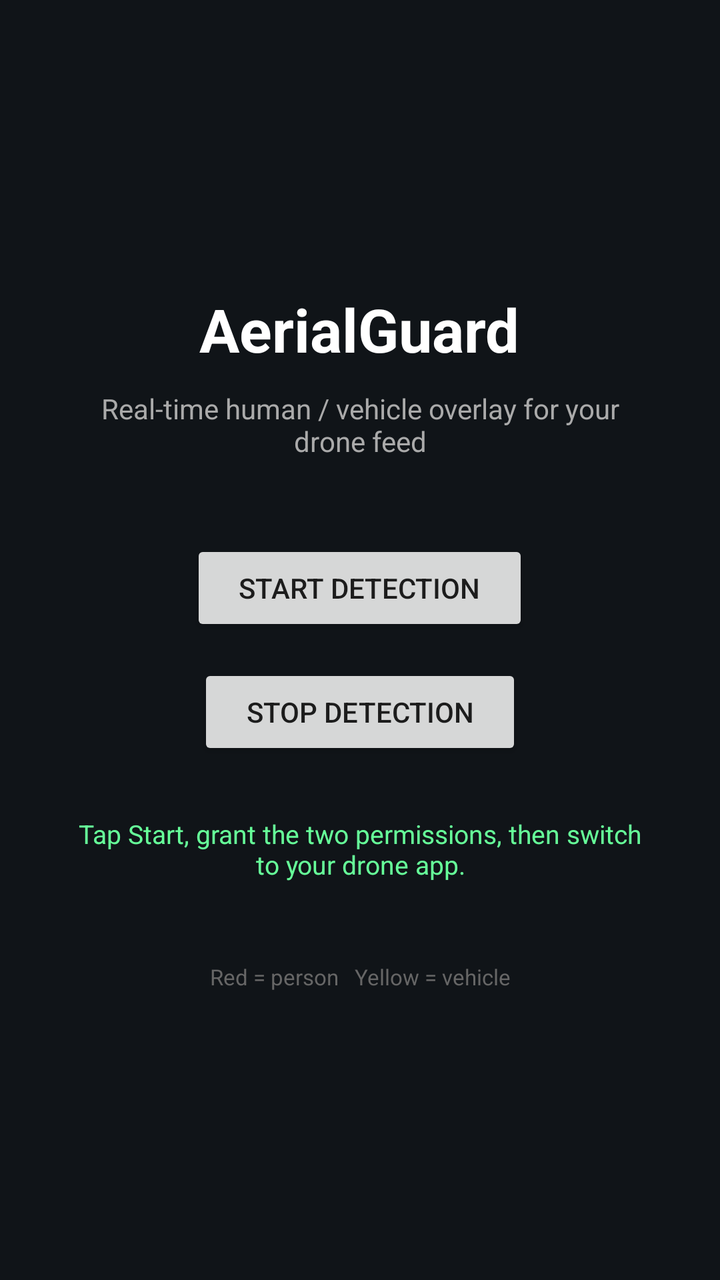
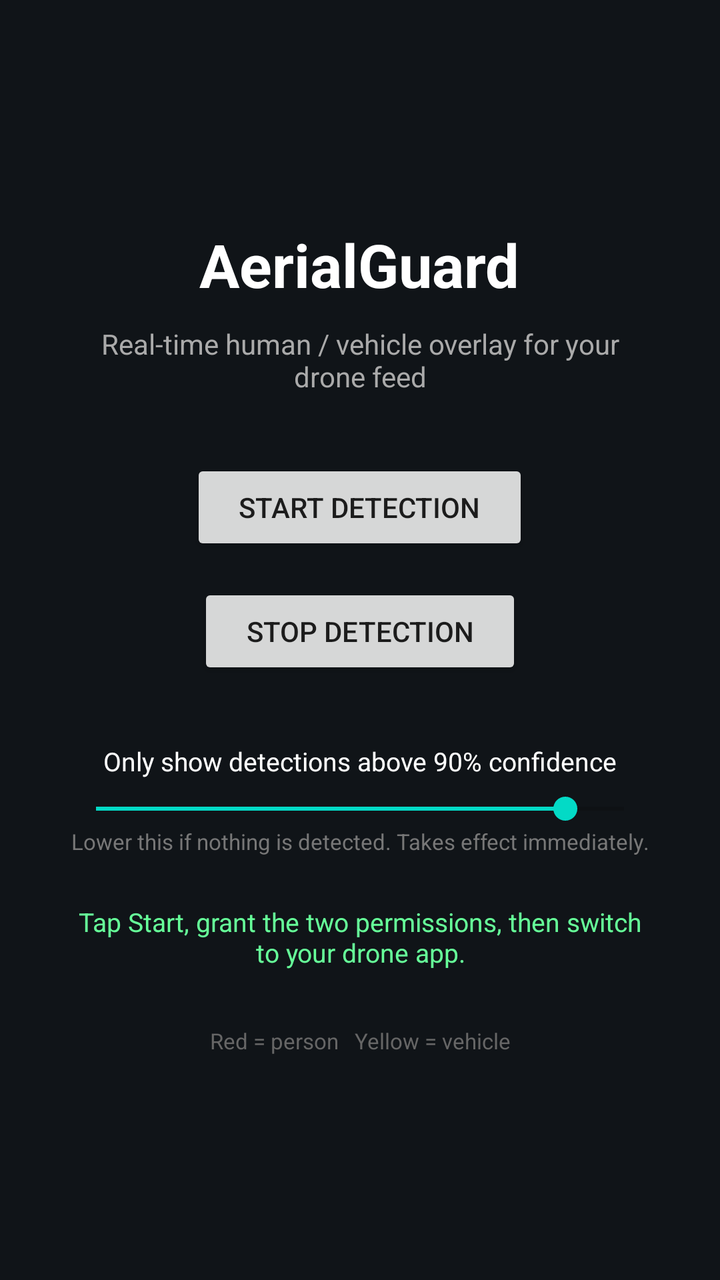

The first picture is an Android layout as it rendered before a commit; the second is the same layout after the commit. The layout source and the unified diff follow.
<!-- AndroidManifest.xml: activity theme Theme.AerialGuard -->
<!-- res/layout/activity_main.xml -->
<?xml version="1.0" encoding="utf-8"?>
<LinearLayout xmlns:android="http://schemas.android.com/apk/res/android"
          android:layout_width="match_parent"
          android:layout_height="match_parent"
          android:orientation="vertical"
          android:gravity="center"
          android:padding="32dp"
          android:background="#101418">

          <TextView
                        android:layout_width="wrap_content"
                        android:layout_height="wrap_content"
                        android:text="AerialGuard"
                        android:textColor="#FFFFFF"
                        android:textSize="30sp"
                        android:textStyle="bold" />

          <TextView
                        android:layout_width="wrap_content"
                        android:layout_height="wrap_content"
                        android:layout_marginTop="10dp"
                        android:gravity="center"
                        android:text="Real-time human / vehicle overlay for your drone feed"
                        android:textColor="#AAAAAA"
                        android:textSize="14sp" />

          <Button
                        android:id="@+id/startButton"
                        android:layout_width="wrap_content"
                        android:layout_height="wrap_content"
                        android:layout_marginTop="40dp"
                        android:paddingLeft="24dp"
                        android:paddingRight="24dp"
                        android:text="Start Detection" />

          <Button
                        android:id="@+id/stopButton"
                        android:layout_width="wrap_content"
                        android:layout_height="wrap_content"
                        android:layout_marginTop="14dp"
                        android:paddingLeft="24dp"
                        android:paddingRight="24dp"
                        android:text="Stop Detection" />

          <TextView
                        android:id="@+id/statusText"
                        android:layout_width="match_parent"
                        android:layout_height="wrap_content"
                        android:layout_marginTop="28dp"
                        android:gravity="center"
                        android:text="Tap Start, grant the two permissions, then switch to your drone app."
                        android:textColor="#66FF99"
                        android:textSize="13sp" />

          <TextView
                        android:layout_width="match_parent"
                        android:layout_height="wrap_content"
                        android:layout_marginTop="40dp"
                        android:gravity="center"
                        android:text="Red = person   Yellow = vehicle"
                        android:textColor="#666666"
                        android:textSize="11sp" />

</LinearLayout>
<!-- resources referenced by this layout -->
<resources>
  <style name="Theme.AerialGuard" parent="Theme.MaterialComponents.DayNight.NoActionBar">
                  <item name="android:statusBarColor">#101418</item>
                  <item name="android:windowBackground">#101418</item>
        </style>
</resources>

<!-- the commit's change to res/layout/activity_main.xml (unified diff, before → after) -->
@@ -1,64 +1,90 @@
 <?xml version="1.0" encoding="utf-8"?>
 <LinearLayout xmlns:android="http://schemas.android.com/apk/res/android"
-          android:layout_width="match_parent"
-          android:layout_height="match_parent"
-          android:orientation="vertical"
-          android:gravity="center"
-          android:padding="32dp"
-          android:background="#101418">
+              android:layout_width="match_parent"
+              android:layout_height="match_parent"
+              android:orientation="vertical"
+              android:gravity="center"
+              android:padding="32dp"
+              android:background="#101418">
 
-          <TextView
-                        android:layout_width="wrap_content"
-                        android:layout_height="wrap_content"
-                        android:text="AerialGuard"
-                        android:textColor="#FFFFFF"
-                        android:textSize="30sp"
-                        android:textStyle="bold" />
+              <TextView
+                                android:layout_width="wrap_content"
+                                android:layout_height="wrap_content"
+                                android:text="AerialGuard"
+                                android:textColor="#FFFFFF"
+                                android:textSize="30sp"
+                                android:textStyle="bold" />
 
-          <TextView
-                        android:layout_width="wrap_content"
-                        android:layout_height="wrap_content"
-                        android:layout_marginTop="10dp"
-                        android:gravity="center"
-                        android:text="Real-time human / vehicle overlay for your drone feed"
-                        android:textColor="#AAAAAA"
-                        android:textSize="14sp" />
+              <TextView
+                                android:layout_width="wrap_content"
+                                android:layout_height="wrap_content"
+                                android:layout_marginTop="10dp"
+                                android:gravity="center"
+                                android:text="Real-time human / vehicle overlay for your drone feed"
+                                android:textColor="#AAAAAA"
+                                android:textSize="14sp" />
 
-          <Button
-                        android:id="@+id/startButton"
-                        android:layout_width="wrap_content"
-                        android:layout_height="wrap_content"
-                        android:layout_marginTop="40dp"
-                        android:paddingLeft="24dp"
-                        android:paddingRight="24dp"
-                        android:text="Start Detection" />
+              <Button
+                                android:id="@+id/startButton"
+                                android:layout_width="wrap_content"
+                                android:layout_height="wrap_content"
+                                android:layout_marginTop="32dp"
+                                android:paddingLeft="24dp"
+                                android:paddingRight="24dp"
+                                android:text="Start Detection" />
 
-          <Button
-                        android:id="@+id/stopButton"
-                        android:layout_width="wrap_content"
-                        android:layout_height="wrap_content"
-                        android:layout_marginTop="14dp"
-                        android:paddingLeft="24dp"
-                        android:paddingRight="24dp"
-                        android:text="Stop Detection" />
+              <Button
+                                android:id="@+id/stopButton"
+                                android:layout_width="wrap_content"
+                                android:layout_height="wrap_content"
+                                android:layout_marginTop="14dp"
+                                android:paddingLeft="24dp"
+                                android:paddingRight="24dp"
+                                android:text="Stop Detection" />
 
-          <TextView
-                        android:id="@+id/statusText"
-                        android:layout_width="match_parent"
-                        android:layout_height="wrap_content"
-                        android:layout_marginTop="28dp"
-                        android:gravity="center"
-                        android:text="Tap Start, grant the two permissions, then switch to your drone app."
-                        android:textColor="#66FF99"
-                        android:textSize="13sp" />
+              <TextView
+                                android:id="@+id/thresholdLabel"
+                                android:layout_width="match_parent"
+                                android:layout_height="wrap_content"
+                                android:layout_marginTop="32dp"
+                                android:gravity="center"
+                                android:text="Only show detections above 90% confidence"
+                                android:textColor="#FFFFFF"
+                                android:textSize="13sp" />
 
-          <TextView
-                        android:layout_width="match_parent"
-                        android:layout_height="wrap_content"
-                        android:layout_marginTop="40dp"
-                        android:gravity="center"
-                        android:text="Red = person   Yellow = vehicle"
-                        android:textColor="#666666"
-                        android:textSize="11sp" />
+              <SeekBar
+                                android:id="@+id/thresholdSeek"
+                                android:layout_width="match_parent"
+                                android:layout_height="wrap_content"
+                                android:layout_marginTop="6dp"
+                                android:max="45"
+                                android:progress="40" />
+
+              <TextView
+                                android:layout_width="match_parent"
+                                android:layout_height="wrap_content"
+                                android:gravity="center"
+                                android:text="Lower this if nothing is detected. Takes effect immediately."
+                                android:textColor="#777777"
+                                android:textSize="11sp" />
+
+              <TextView
+                                android:id="@+id/statusText"
+                                android:layout_width="match_parent"
+                                android:layout_height="wrap_content"
+                                android:layout_marginTop="24dp"
+                                android:gravity="center"
+                                android:text="Tap Start, grant the two permissions, then switch to your drone app."
+                                android:textColor="#66FF99"
+                                android:textSize="13sp" />
+
+              <TextView
+                                android:layout_width="match_parent"
+                                android:layout_height="wrap_content"
+                                android:layout_marginTop="28dp"
+                                android:gravity="center"
+                                android:text="Red = person   Yellow = vehicle"
+                                android:textColor="#666666"
+                                android:textSize="11sp" />
 
 </LinearLayout>
